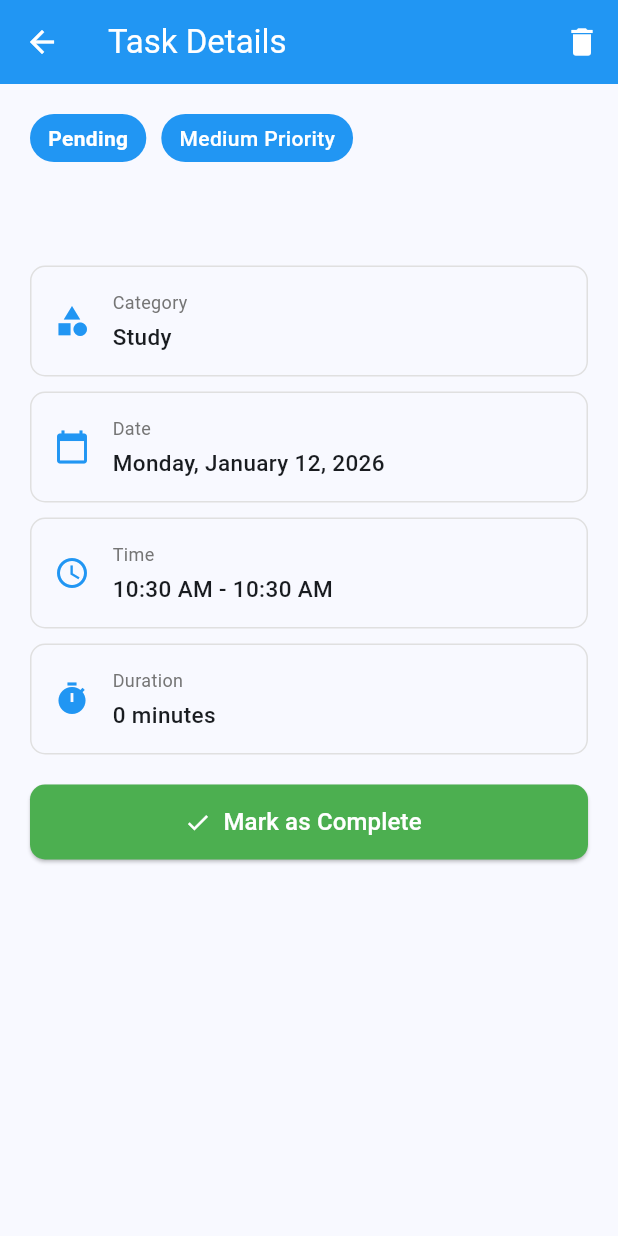
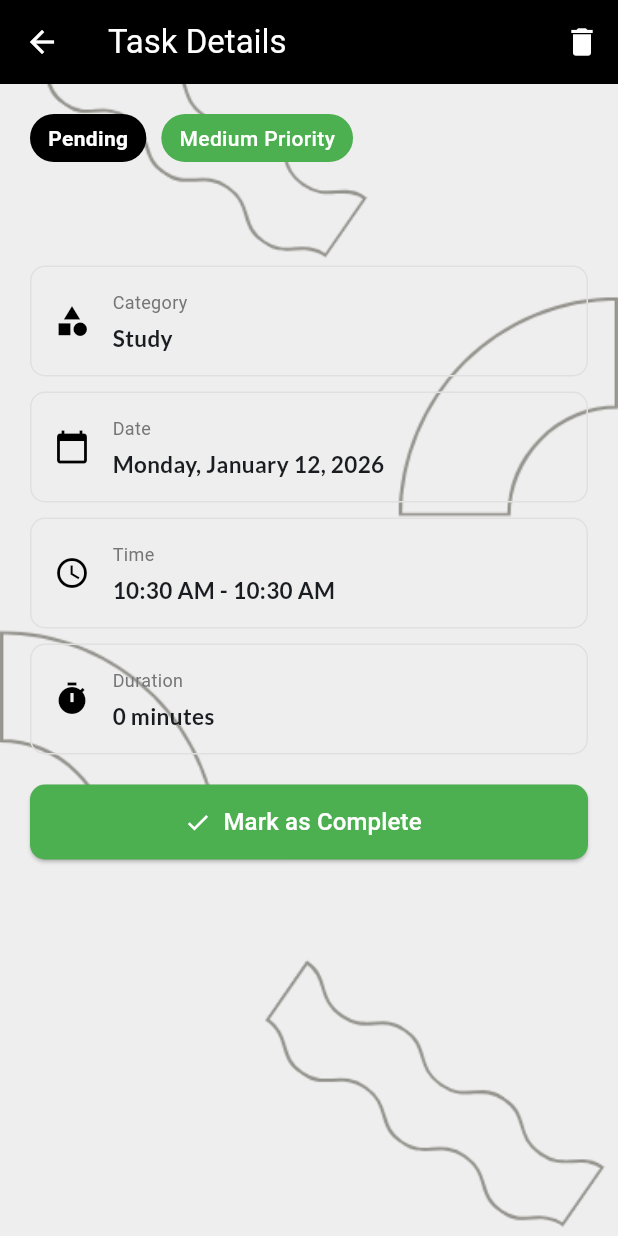
Before and after one commit to ryouu-28/research-driven-time-scheduler_mobile_app, a Flutter app: the TaskDetailScreen screen opened directly with empty values, on a phone screen of 412 x 824 dp. Run offline on Flutter 3.47's test engine with Material 3 defaults, Android fonts, the light colour scheme and no system bars; our stand-ins replace flutter_local_notifications, google_fonts, hive, hive_flutter, syncfusion_flutter_calendar, timezone; missing offline and left inert: android_intent_plus; accounts and stored records are empty.

Commit message:
90% done

```diff
--- a/lib/screens/taskSchedule/taskDetailScreen.dart
+++ b/lib/screens/taskSchedule/taskDetailScreen.dart
@@ -1,4 +1,5 @@
 import 'package:flutter/material.dart';
+import 'package:google_fonts/google_fonts.dart';
 import 'package:intl/intl.dart';
 import '../../models/taskModel.dart';
 import '../../controllers/taskController.dart';
@@ -22,7 +23,7 @@ class _TaskDetailScreenState extends State<TaskDetailScreen> {
     return Scaffold(
       appBar: AppBar(
         title: const Text('Task Details'),
-        backgroundColor: Colors.blue,
+        backgroundColor: Colors.black,
         foregroundColor: Colors.white,
         actions: [
           IconButton(
@@ -31,7 +32,16 @@ class _TaskDetailScreenState extends State<TaskDetailScreen> {
           ),
         ],
       ),
-      body: SingleChildScrollView(
+      body: Container(
+        height: double.infinity,
+        width: double.infinity,
+         decoration: const BoxDecoration(
+        image: DecorationImage(
+          image: AssetImage("assets/images/background.png"),
+          fit: BoxFit.cover,
+        ),
+      ),
+        child: SingleChildScrollView(
         padding: const EdgeInsets.all(20),
         child: Column(
           crossAxisAlignment: CrossAxisAlignment.start,
@@ -49,7 +59,7 @@ class _TaskDetailScreenState extends State<TaskDetailScreen> {
                         ? Colors.green
                         : widget.task.isOverdue
                             ? Colors.red
-                            : Colors.blue,
+                            : Colors.black,
                     borderRadius: BorderRadius.circular(20),
                   ),
                   child: Text(
@@ -183,6 +193,7 @@ class _TaskDetailScreenState extends State<TaskDetailScreen> {
           ],
         ),
       ),
+      )
     );
   }
 
@@ -195,7 +206,7 @@ class _TaskDetailScreenState extends State<TaskDetailScreen> {
       ),
       child: Row(
         children: [
-          Icon(icon, color: Colors.blue),
+          Icon(icon, color: Colors.black),
           const SizedBox(width: 15),
           Expanded(
             child: Column(
@@ -211,9 +222,9 @@ class _TaskDetailScreenState extends State<TaskDetailScreen> {
                 const SizedBox(height: 4),
                 Text(
                   value,
-                  style: const TextStyle(
+                  style: GoogleFonts.lato(
                     fontSize: 15,
-                    fontWeight: FontWeight.w500,
+                    fontWeight: FontWeight.w700,
                   ),
                 ),
               ],
@@ -229,11 +240,11 @@ class _TaskDetailScreenState extends State<TaskDetailScreen> {
       case 3:
         return Colors.orange;
       case 2:
-        return Colors.blue;
+        return Colors.green;
       case 1:
         return Colors.grey;
       default:
-        return Colors.blue;
+        return Colors.grey;
     }
   }
 
```
Also changed, not shown: lib/screens/taskSchedule/addTaskScreen.dart (+177 -5 lines), lib/screens/taskSchedule/taskScheduleHome.dart (+8 -1 lines).
